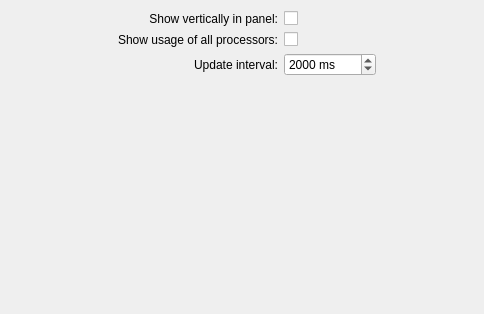
The window that applets/systemloadviewer/generalconfig.ui (KDE/kdeplasma-addons) describes before a commit, drawn with Qt 5.
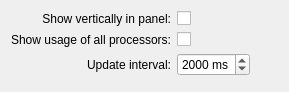
The same window after the commit. Custom widgets are drawn as their Qt base class.

Diff of the .ui file:
```diff
--- a/applets/systemloadviewer/generalconfig.ui
+++ b/applets/systemloadviewer/generalconfig.ui
@@ -6,8 +6,8 @@
    <rect>
     <x>0</x>
     <y>0</y>
-    <width>484</width>
-    <height>314</height>
+    <width>275</width>
+    <height>92</height>
    </rect>
   </property>
   <property name="windowTitle">
@@ -59,10 +59,6 @@
     </widget>
    </item>
    <item row="2" column="1">
-    <widget class="QSplitter" name="splitter">
-     <property name="orientation">
-      <enum>Qt::Horizontal</enum>
-     </property>
      <widget class="KIntSpinBox" name="spbxUpdateInterval">
       <property name="suffix">
        <string> ms</string>
@@ -80,7 +76,6 @@
        <number>2000</number>
       </property>
      </widget>
-    </widget>
    </item>
    <item row="2" column="2">
     <spacer name="horizontalSpacer">
@@ -89,13 +84,13 @@
      </property>
      <property name="sizeHint" stdset="0">
       <size>
-       <width>97</width>
+       <width>2</width>
        <height>17</height>
       </size>
      </property>
     </spacer>
    </item>
-   <item row="3" column="0">
+   <item row="3" column="0" colspan="3">
     <spacer name="verticalSpacer_2">
      <property name="orientation">
       <enum>Qt::Vertical</enum>
```
Lines whose indentation alone changed are shown as unchanged.
